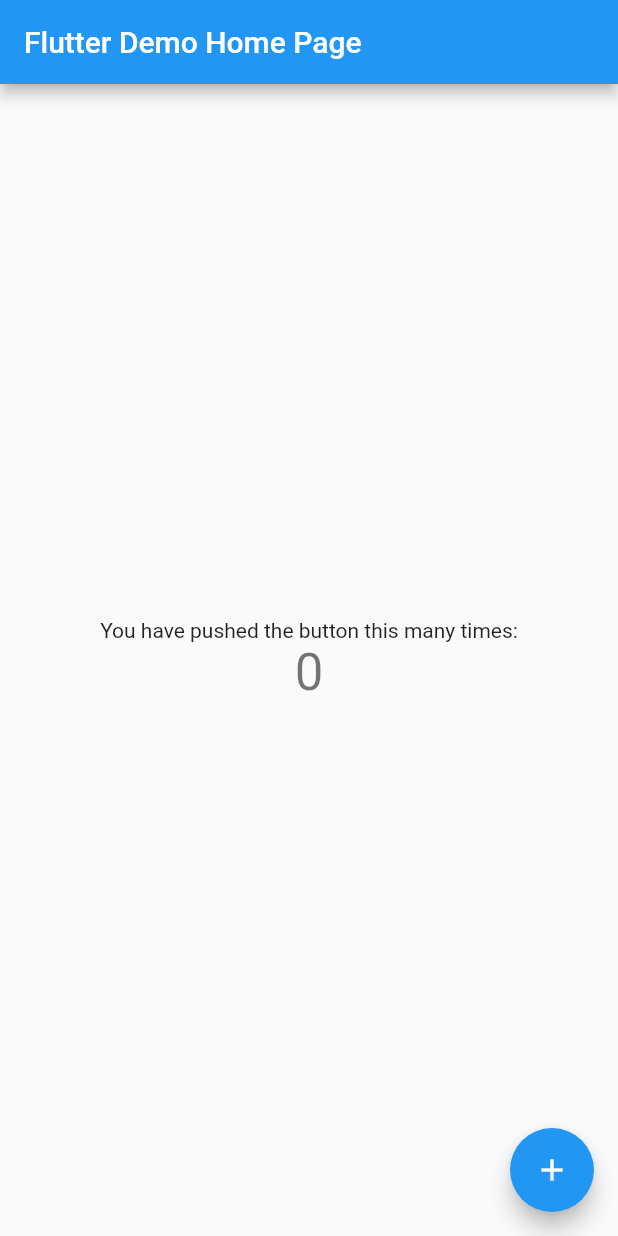
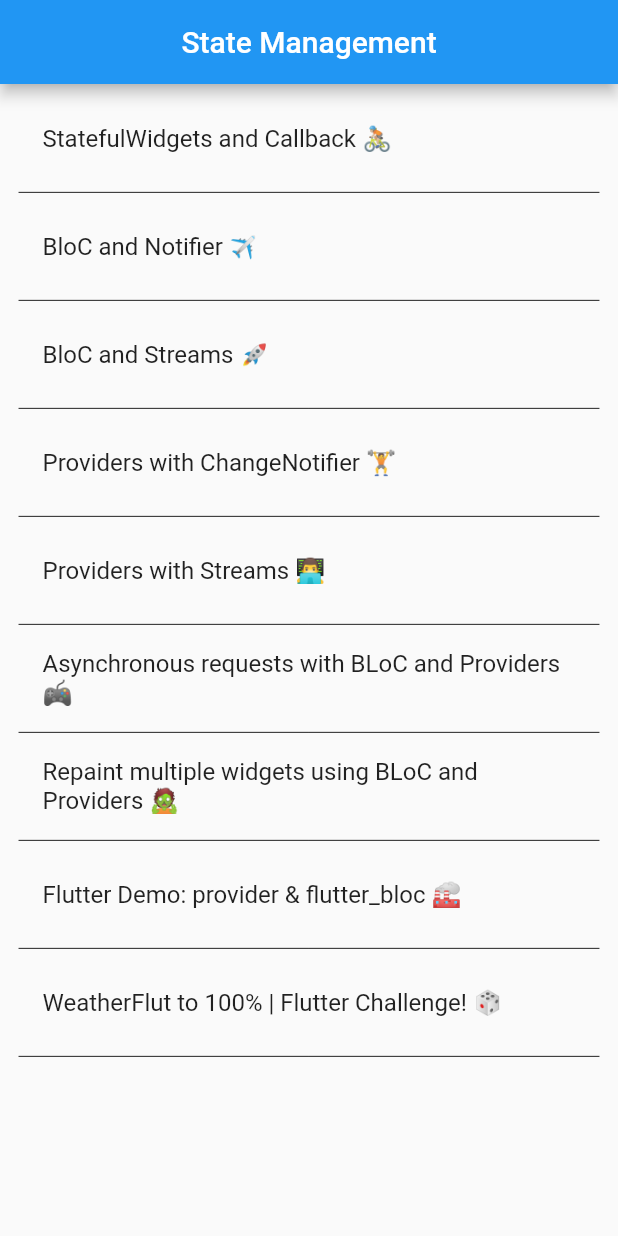
Before and after one commit to AlejandroCardenas13/StateManagementApp, a Flutter app: the screen it shows after launch, on a phone screen of 412 x 824 dp. Run offline on Flutter 3.47's test engine with Material 2 defaults, Android fonts, the phone set to English and light mode, and no system bars.

Commit message:
Se construye la pantalla home y la navegacion hacia otras pantallas

```diff
--- /dev/null
+++ b/state_management_app/data/pages.json
@@ -0,0 +1,42 @@
+{
+  "namesApp": "Best ways to implements a good State Management",
+  "routes": [
+    {
+      "route": "stateful_callback",
+      "text": "StatefulWidgets and Callback \uD83D\uDEB4\uD83C\uDFFC\u200D"
+    },
+    {
+      "route": "bc_notifier",
+      "text": "BloC and Notifier ✈️"
+    },
+    {
+      "route": "bc_streams",
+      "text": "BloC and Streams \uD83D\uDE80"
+    },
+    {
+      "route": "prov_change_notifier",
+      "text": "Providers with ChangeNotifier \uD83C\uDFCB"
+    },
+    {
+      "route": "prov_streams",
+      "text": "Providers with Streams \uD83D\uDC68\u200D\uD83D\uDCBB"
+    },
+    {
+      "route": "asyn_bloc_providers",
+      "text": "Asynchronous requests with BLoC and Providers \uD83C\uDFAE"
+    },
+    {
+      "route": "multiple_bloc_providers",
+      "text": "Repaint multiple widgets using BLoC and Providers \uD83E\uDDDF\u200D"
+    },
+    {
+      "route": "provider_flutter_bloc",
+      "text": "Flutter Demo: provider & flutter_bloc \u200D\uD83C\uDFED"
+    },
+    {
+      "route": "challenge",
+      "icon": "list",
+      "text": "WeatherFlut to 100% | Flutter Challenge! \uD83C\uDFB2"
+    }
+  ]
+}
--- /dev/null
+++ b/state_management_app/lib/home.dart
@@ -0,0 +1,72 @@
+import 'package:flutter/material.dart';
+import 'package:state_management_app/utils/options_provider.dart';
+
+class HomePage extends StatelessWidget {
+  @override
+  Widget build(BuildContext context) {
+    final _screenSize = MediaQuery.of(context).size;
+    return Scaffold(
+      appBar: AppBar(
+        title: Center(
+          child: Text('State Management'),
+        ),
+      ),
+      body: _list(_screenSize),
+    );
+  }
+
+  Widget _list(Size screenSize) {
+    final double sizeWidth = screenSize.width * 0.03;
+    final double sizeHeight = screenSize.height * 0.01;
+
+    return Container(
+      padding: EdgeInsets.symmetric(vertical: sizeHeight,horizontal: sizeWidth),
+      child: FutureBuilder(
+        future: optionsProvider.loadData(),
+        initialData: [],
+        builder: (BuildContext context, AsyncSnapshot<List<dynamic>> snapshot) {
+          //Este constructor es apropiado para listar con un numero pequeño de hijos(Widgets), mientras que ListView.builder() es apropiado para listar con un numero largo o infinito de hijos(widgets) ya que estos se
+          //cargan a demanda
+          return ListView(
+              reverse: false,
+              //     physics: NeverScrollableScrollPhysics(),
+              scrollDirection: Axis.vertical,
+              //padding: EdgeInsets.symmetric(vertical: sizeHeight, horizontal: sizeWidth),
+              children: _btnsList(snapshot.data, context, screenSize));
+        },
+      ),
+    );
+  }
+
+  List<Widget> _btnsList(
+      List<dynamic> data, BuildContext context, Size screenSize) {
+    final List<Widget> options = [];
+
+    data.forEach((element) {
+      final tempWidget = ListTile(
+        title: Text(element['text']),
+        onTap: () {
+          Navigator.pushNamed(context, element['route']);
+        },
+      );
+      options..add(tempWidget)..add(Divider(color: Colors.grey[900]));
+    });
+
+    /*
+    data.forEach((element) {
+      final tempWidget = Center(
+        child: Container(
+          height: screenSize.height * 0.07,
+          child: ElevatedButton(
+              onPressed: () {
+                Navigator.pushNamed(context, element['route']);
+              },
+              child: Text(element['text'])),
+        ),
+      );
+      options..add(tempWidget);
+    });
+*/
+    return options;
+  }
+}
--- a/state_management_app/lib/main.dart
+++ b/state_management_app/lib/main.dart
@@ -1,113 +1,29 @@
 import 'package:flutter/material.dart';
+import 'package:flutter_localizations/flutter_localizations.dart';
+import 'package:state_management_app/home.dart';
+import 'package:state_management_app/utils/routes.dart';
 
-void main() {
-  runApp(MyApp());
-}
+void main() => runApp(MyApp());
 
 class MyApp extends StatelessWidget {
-  // This widget is the root of your application.
   @override
   Widget build(BuildContext context) {
     return MaterialApp(
-      title: 'Flutter Demo',
-      theme: ThemeData(
-        // This is the theme of your application.
-        //
-        // Try running your application with "flutter run". You'll see the
-        // application has a blue toolbar. Then, without quitting the app, try
-        // changing the primarySwatch below to Colors.green and then invoke
-        // "hot reload" (press "r" in the console where you ran "flutter run",
-        // or simply save your changes to "hot reload" in a Flutter IDE).
-        // Notice that the counter didn't reset back to zero; the application
-        // is not restarted.
-        primarySwatch: Colors.blue,
-      ),
-      home: MyHomePage(title: 'Flutter Demo Home Page'),
-    );
+        debugShowCheckedModeBanner: false,
+        localizationsDelegates: [
+          GlobalMaterialLocalizations.delegate,
+          GlobalWidgetsLocalizations.delegate,
+          GlobalCupertinoLocalizations.delegate
+        ],
+        supportedLocales: [
+          const Locale('en', ''), // English, no country code
+          const Locale('es', 'ES'), // Hebrew, no country code
+        ],
+        title: 'State Management',
+        initialRoute: 'home',
+        routes: getRoutes(),
+        onGenerateRoute: (settings) {
+          return MaterialPageRoute(builder: (context) => HomePage());
+        });
   }
 }
-
-class MyHomePage extends StatefulWidget {
-  MyHomePage({Key key, this.title}) : super(key: key);
-
-  // This widget is the home page of your application. It is stateful, meaning
-  // that it has a State object (defined below) that contains fields that affect
-  // how it looks.
-
-  // This class is the configuration for the state. It holds the values (in this
-  // case the title) provided by the parent (in this case the App widget) and
-  // used by the build method of the State. Fields in a Widget subclass are
-  // always marked "final".
-
-  final String title;
-
-  @override
-  _MyHomePageState createState() => _MyHomePageState();
-}
-
-class _MyHomePageState extends State<MyHomePage> {
-  int _counter = 0;
-
-  void _incrementCounter() {
-    setState(() {
-      // This call to setState tells the Flutter framework that something has
-      // changed in this State, which causes it to rerun the build method below
-      // so that the display can reflect the updated values. If we changed
-      // _counter without calling setState(), then the build method would not be
-      // called again, and so nothing would appear to happen.
-      _counter++;
-    });
-  }
-
-  @override
-  Widget build(BuildContext context) {
-    // This method is rerun every time setState is called, for instance as done
-    // by the _incrementCounter method above.
-    //
-    // The Flutter framework has been optimized to make rerunning build methods
-    // fast, so that you can just rebuild anything that needs updating rather
-    // than having to individually change instances of widgets.
-    return Scaffold(
-      appBar: AppBar(
-        // Here we take the value from the MyHomePage object that was created by
-        // the App.build method, and use it to set our appbar title.
-        title: Text(widget.title),
-      ),
-      body: Center(
-        // Center is a layout widget. It takes a single child and positions it
-        // in the middle of the parent.
-        child: Column(
-          // Column is also a layout widget. It takes a list of children and
-          // arranges them vertically. By default, it sizes itself to fit its
-          // children horizontally, and tries to be as tall as its parent.
-          //
-          // Invoke "debug painting" (press "p" in the console, choose the
-          // "Toggle Debug Paint" action from the Flutter Inspector in Android
-          // Studio, or the "Toggle Debug Paint" command in Visual Studio Code)
-          // to see the wireframe for each widget.
-          //
-          // Column has various properties to control how it sizes itself and
-          // how it positions its children. Here we use mainAxisAlignment to
-          // center the children vertically; the main axis here is the vertical
-          // axis because Columns are vertical (the cross axis would be
-          // horizontal).
-          mainAxisAlignment: MainAxisAlignment.center,
-          children: <Widget>[
-            Text(
-              'You have pushed the button this many times:',
-            ),
-            Text(
-              '$_counter',
-              style: Theme.of(context).textTheme.headline4,
-            ),
-          ],
-        ),
-      ),
-      floatingActionButton: FloatingActionButton(
-        onPressed: _incrementCounter,
-        tooltip: 'Increment',
-        child: Icon(Icons.add),
-      ), // This trailing comma makes auto-formatting nicer for build methods.
-    );
-  }
-}
--- /dev/null
+++ b/state_management_app/lib/pages/statefulwithcallback/sample_default.dart
@@ -0,0 +1,58 @@
+import 'package:flutter/material.dart';
+
+class StatefulWithCallBack extends StatelessWidget {
+  @override
+  Widget build(BuildContext context) => SamplePage(
+        title: 'Sample using StatefulWidget with Callback',
+      );
+}
+
+class SamplePage extends StatefulWidget {
+  SamplePage({Key key, this.title}) : super(key: key);
+
+  final String title;
+
+  @override
+  _SamplePageState createState() => _SamplePageState();
+}
+
+class _SamplePageState extends State<SamplePage> {
+  int _counter = 0;
+
+  void _incrementCounter() {
+    setState(() {
+      _counter++;
+    });
+  }
+
+  @override
+  Widget build(BuildContext context) {
+    return Scaffold(
+      appBar: AppBar(
+        title: Text(widget.title),
+        leading: Column(
+          mainAxisAlignment: MainAxisAlignment.end,
+        ),
+      ),
+      body: Center(
+        child: Column(
+          mainAxisAlignment: MainAxisAlignment.center,
+          children: <Widget>[
+            Text(
+              'You have pushed the button this many times:',
+            ),
+            Text(
+              '$_counter',
+              style: Theme.of(context).textTheme.headline4,
+            ),
+          ],
+        ),
+      ),
+      floatingActionButton: FloatingActionButton(
+        onPressed: _incrementCounter,
+        tooltip: 'Increment',
+        child: Icon(Icons.add),
+      ),
+    );
+  }
+}
--- /dev/null
+++ b/state_management_app/lib/utils/options_provider.dart
@@ -0,0 +1,17 @@
+import 'dart:convert';
+import 'package:flutter/services.dart' show rootBundle;
+
+class _OptionsProvider {
+  List<dynamic> _options = [];
+
+  _OptionsProvider();
+
+  Future<List<dynamic>> loadData() async {
+    final response = await rootBundle.loadString('data/pages.json');
+    Map optMap = jsonDecode(response);
+    _options = optMap['routes'];
+    return _options;
+  }
+}
+
+final optionsProvider = new _OptionsProvider();
--- /dev/null
+++ b/state_management_app/lib/utils/routes.dart
@@ -0,0 +1,16 @@
+import 'package:flutter/material.dart';
+import 'package:state_management_app/home.dart';
+import 'package:state_management_app/pages/statefulwithcallback/sample_default.dart';
+
+Map<String, WidgetBuilder> getRoutes() => <String, WidgetBuilder>{
+      'home': (context) => HomePage(),
+      'stateful_callback': (context) => StatefulWithCallBack(),
+      'bc_notifier': (context) => HomePage(),
+      'bc_streams': (context) => HomePage(),
+      'prov_change_notifier': (context) => HomePage(),
+      'prov_streams': (context) => HomePage(),
+      'asyn_bloc_providers': (context) => HomePage(),
+      'multiple_bloc_providers': (context) => HomePage(),
+      'provider_flutter_bloc': (context) => HomePage(),
+      'challenge': (context) => HomePage(),
+    };
--- a/state_management_app/pubspec.yaml
+++ b/state_management_app/pubspec.yaml
@@ -23,6 +23,8 @@ environment:
 dependencies:
   flutter:
     sdk: flutter
+  flutter_localizations:
+    sdk: flutter
 
 
   # The following adds the Cupertino Icons font to your application.
@@ -45,7 +47,9 @@ flutter:
   uses-material-design: true
 
   # To add assets to your application, add an assets section, like this:
-  # assets:
+  assets:
+    - data/pages.json
+    - assets/
   #   - images/a_dot_burr.jpeg
   #   - images/a_dot_ham.jpeg
 
```
